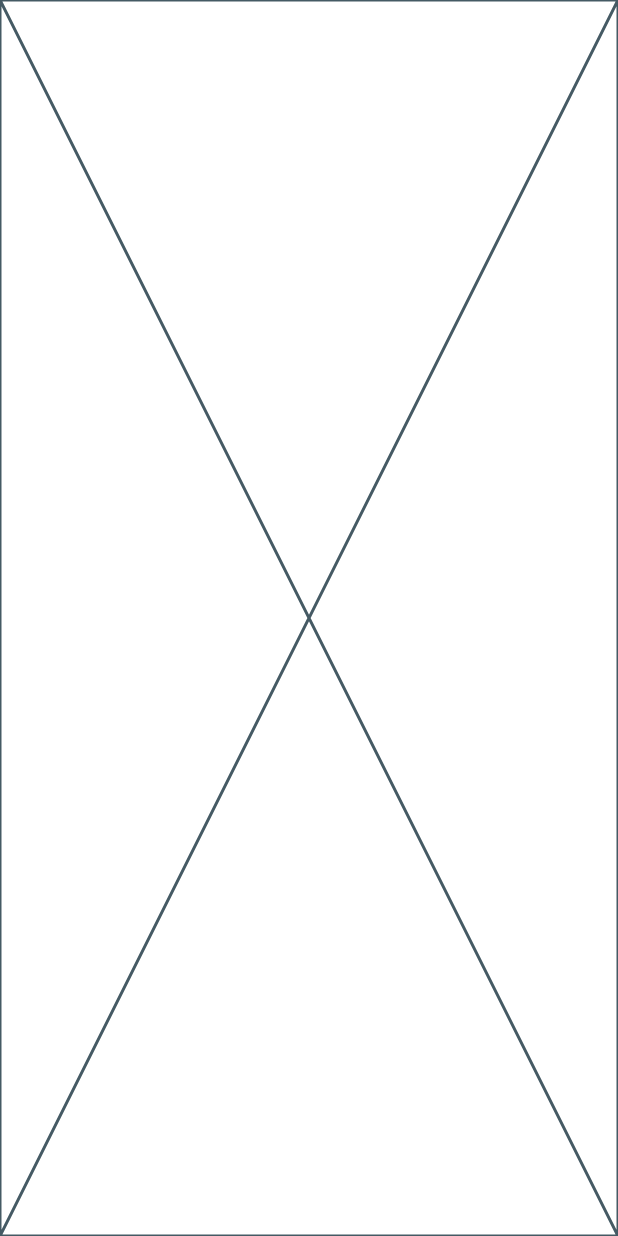
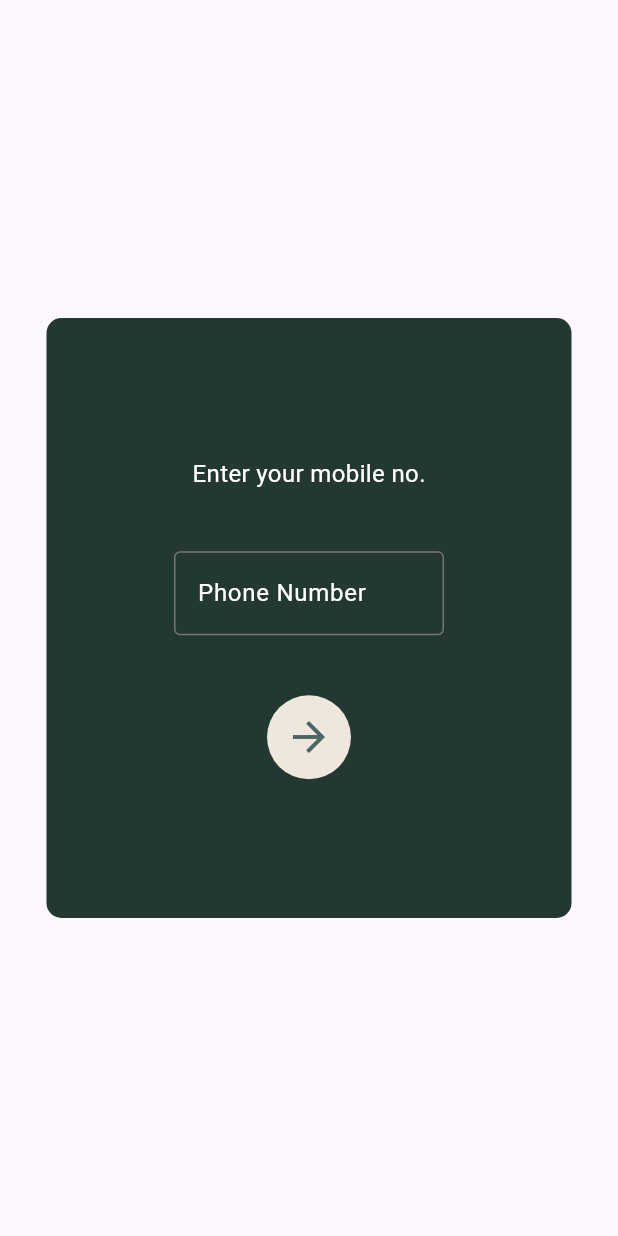
Before and after one commit to abhishekharishp/miniproject_flutter, a Flutter app: the screen it shows after launch, on a phone screen of 412 x 824 dp. Run offline on Flutter 3.47's test engine with Material 3 defaults, Android fonts, the phone set to English and light mode, and no system bars.

Commit message:
phone and otp ui done

```diff
--- a/lib/main.dart
+++ b/lib/main.dart
@@ -10,7 +10,6 @@ void main() {
 class MyApp extends StatelessWidget {
   const MyApp({super.key});
 
-  // This widget is the root of your application.
   @override
   Widget build(BuildContext context) {
     return MaterialApp(
--- a/lib/screens/login/phone_screen.dart
+++ b/lib/screens/login/phone_screen.dart
@@ -8,8 +8,78 @@ class PhoneScreen extends StatefulWidget {
 }
 
 class _PhoneScreenState extends State<PhoneScreen> {
+  String phoneNumber = '';
+
   @override
   Widget build(BuildContext context) {
-    return const Placeholder();
+    return Scaffold(
+      body: Center(
+        child: Container(
+          width: 350.0,
+          height: 400.0,
+          decoration: BoxDecoration(
+            color: const Color(0xFF233831),
+            borderRadius: BorderRadius.circular(10.0),
+          ),
+          child: Column(
+            mainAxisAlignment: MainAxisAlignment.center,
+            children: [
+              const Text(
+                'Enter your mobile no.',
+                style: TextStyle(
+                  color: Colors.white,
+                  fontSize: 16.0,
+                ),
+              ),
+              const SizedBox(height: 40.0),
+              SizedBox(
+                width: 180.0,
+                child: TextFormField(
+                  decoration: const InputDecoration(
+                      labelText: 'Phone Number',
+                      labelStyle: TextStyle(color: Colors.white),
+                      border: OutlineInputBorder(),
+                      hintText: '9778393558',
+                      hintStyle: TextStyle(color: Colors.grey)),
+                  keyboardType: TextInputType.phone,
+                  style: const TextStyle(color: Colors.white),
+                  textAlign: TextAlign.center,
+                  onChanged: (value) {
+                    setState(() {
+                      phoneNumber = value;
+                    });
+                  },
+                ),
+              ),
+              const SizedBox(height: 40.0),
+              Stack(
+                alignment: Alignment.center,
+                children: [
+                  Container(
+                    width: 56.0,
+                    height: 56.0,
+                    decoration: const BoxDecoration(
+                      shape: BoxShape.circle,
+                      color: Color(0xFFEDE7DE), // Circular background color
+                    ),
+                  ),
+                  IconButton(
+                    onPressed: () {
+                      // Handle button press
+                      Navigator.pushNamed(context, '/login/otp');
+                    },
+                    icon: const Icon(
+                      Icons.arrow_forward,
+                      color: Color(0xFF4C6763),
+                      size: 32.0,
+                    ),
+                  ),
+                ],
+              ),
+            ],
+          ),
+        ),
+      ),
+    );
   }
 }
```
Also changed, not shown: lib/screens/login/otp_screen.dart (+71 -1 lines).
